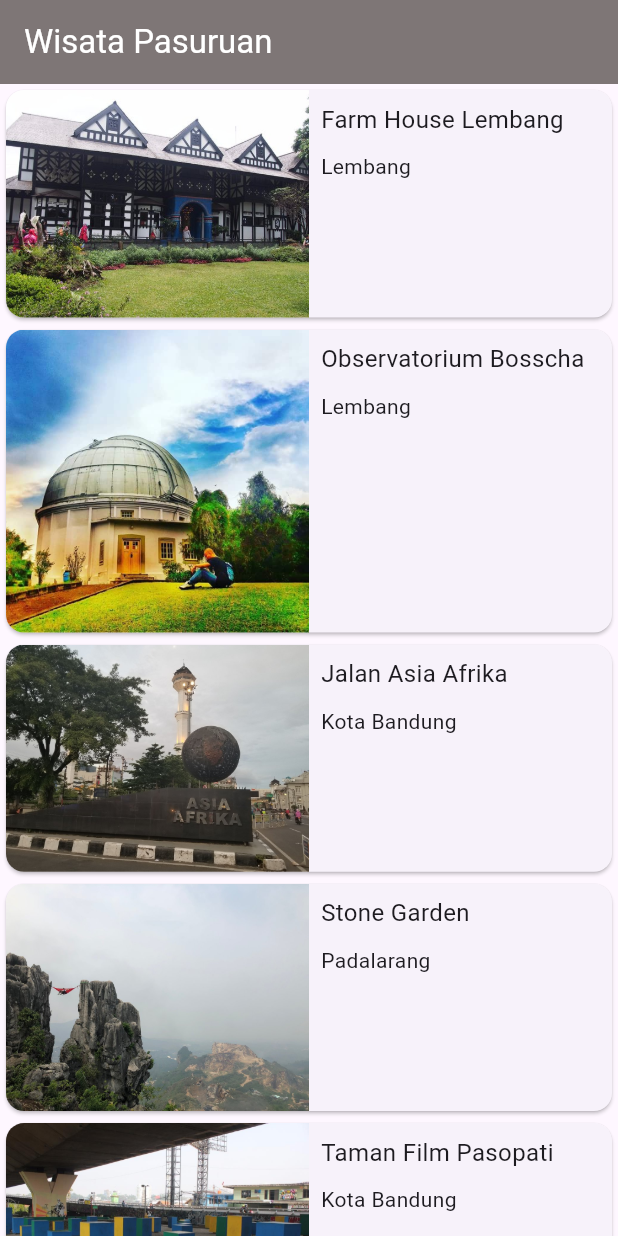
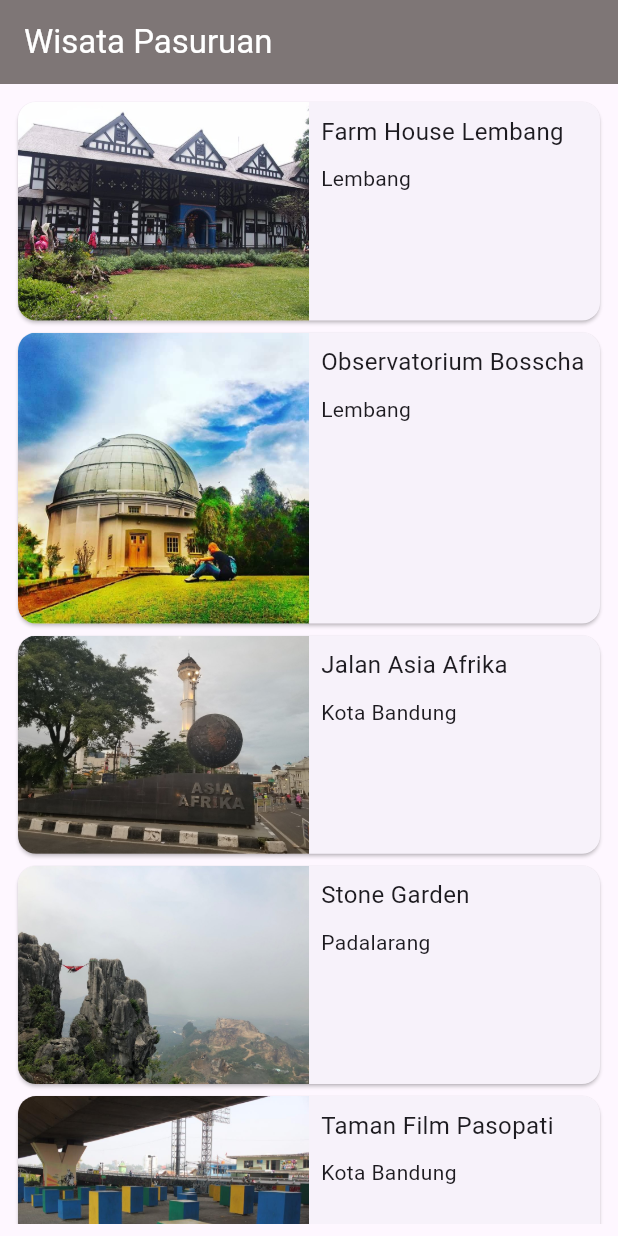
Before and after one commit to phizura/Travel-app, a Flutter app: the screen it shows after launch, on a phone screen of 412 x 824 dp. Run offline on Flutter 3.47's test engine with Material 3 defaults, Android fonts, the phone set to English and light mode, and no system bars; our stand-ins replace google_fonts.

Commit message:
style(main-screen): append padding widget

```diff
--- a/lib/main_screen.dart
+++ b/lib/main_screen.dart
@@ -13,7 +13,9 @@ class MainScreen extends StatelessWidget {
           foregroundColor: Colors.white,
           title: const Text('Wisata Pasuruan'),
         ),
-        body: ListView.builder(
+        body: Padding(
+          padding: const EdgeInsets.all(8.0),
+          child: ListView.builder(
               itemCount: tourismPlaceList.length,
               itemBuilder: (context, index) {
                 final TourismPlace place = tourismPlaceList[index];
@@ -59,6 +61,7 @@ class MainScreen extends StatelessWidget {
                     ),
                   ),
                 );
-            }));
+              }),
+        ));
   }
 }
```
Lines whose indentation alone changed are shown as unchanged.
